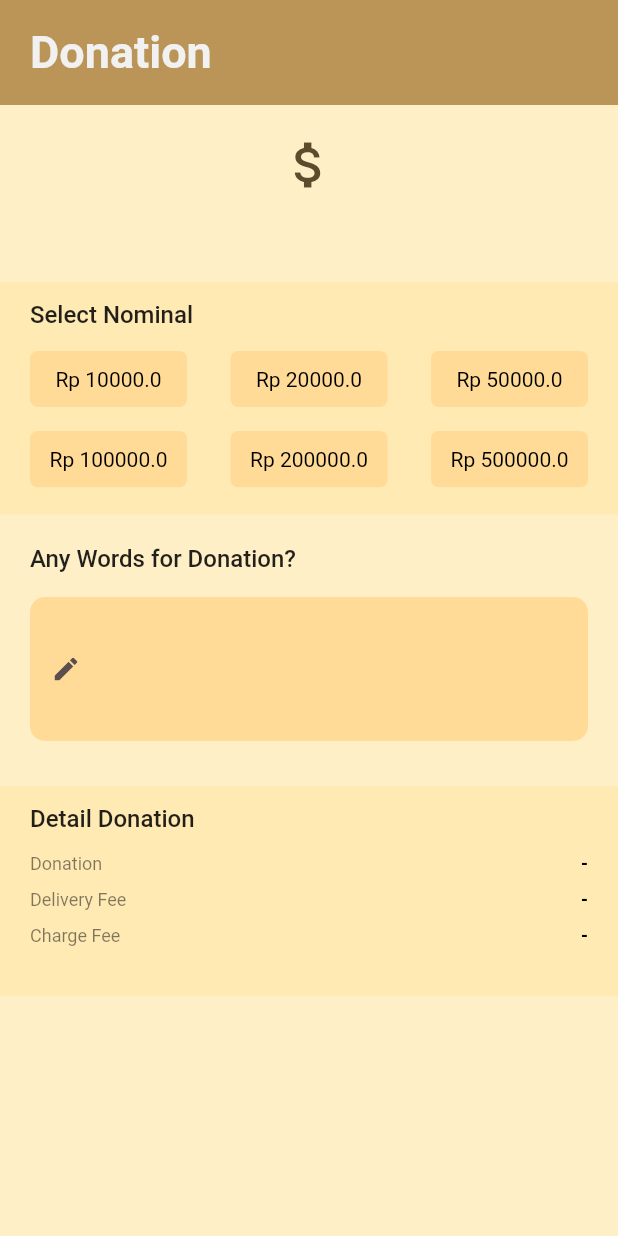
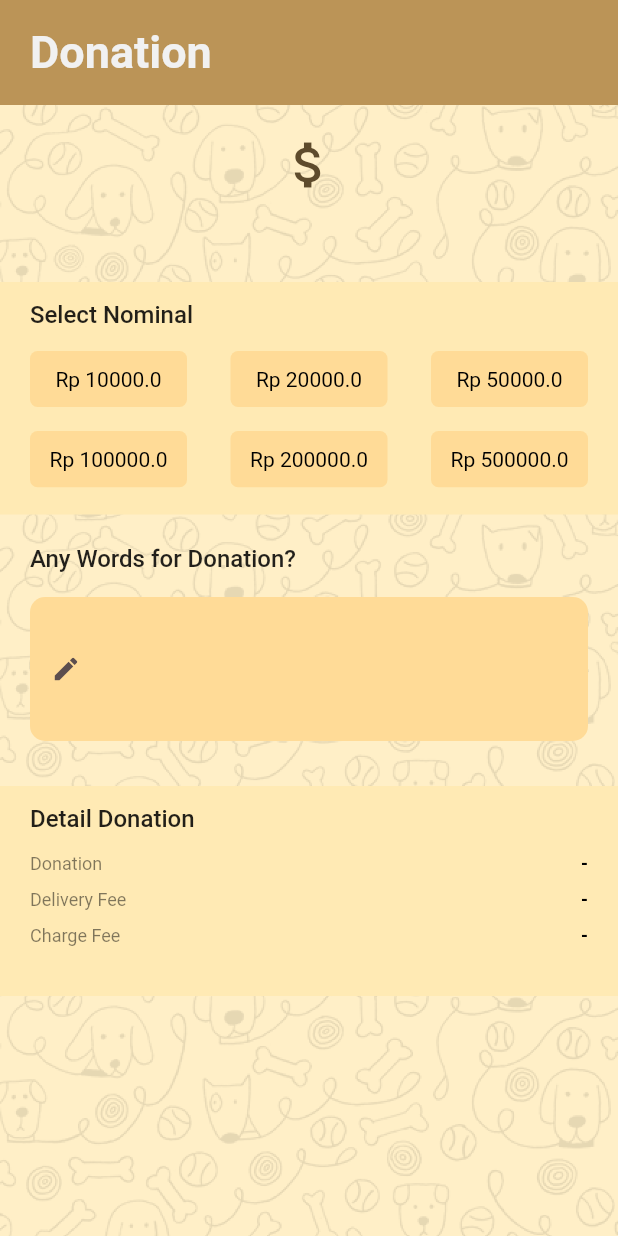
Before and after one commit to axelnegara07/CapTivity, a Flutter app: the DonationPage screen opened directly, on a phone screen of 412 x 824 dp. Run offline on Flutter 3.47's test engine with Material 2 defaults, Android fonts, the phone set to English and light mode, and no system bars; our stand-ins replace google_fonts, image_picker; missing offline and left inert: dart:ffi.

Commit message:
Update donation-page.dart

```diff
--- a/tubes_uid/lib/donation-page.dart
+++ b/tubes_uid/lib/donation-page.dart
@@ -38,15 +38,7 @@ class _DonationPageState extends State<DonationPage> {
 
   @override
   Widget build(BuildContext context) {
-    return Stack(
-      children: [
-        // Image.asset(
-        //   "assets/doodle.png",
-        // height: MediaQuery.of(context).size.height,
-        // width: MediaQuery.of(context).size.width,
-        //   fit: BoxFit.cover,
-        // ),
-        Scaffold(
+    return Scaffold(
       resizeToAvoidBottomInset: false,
       backgroundColor: Color(0xFFFFEFC7),
       appBar: AppBar(
@@ -63,7 +55,15 @@ class _DonationPageState extends State<DonationPage> {
         backgroundColor: Color(0xFFBB9457),
         elevation: 0,
       ),
-          body: Column(
+      body: Container(
+        decoration: BoxDecoration(
+          image: DecorationImage(
+              image: AssetImage(
+                "assets/doodle.png",
+              ),
+              fit: BoxFit.cover),
+        ),
+        child: Column(
           crossAxisAlignment: CrossAxisAlignment.start,
           children: [
             SizedBox(
@@ -126,7 +126,6 @@ class _DonationPageState extends State<DonationPage> {
                     children: List.generate(donations.length, (i) {
                       return InkWell(
                         onTap: () {
-                            //fungsi
                           donations.forEach((element) {
                             element.isSelected = false;
                           });
@@ -389,7 +388,6 @@ class _DonationPageState extends State<DonationPage> {
           ],
         ),
       ),
-      ],
     );
   }
 }
```
Lines whose indentation alone changed are shown as unchanged.
